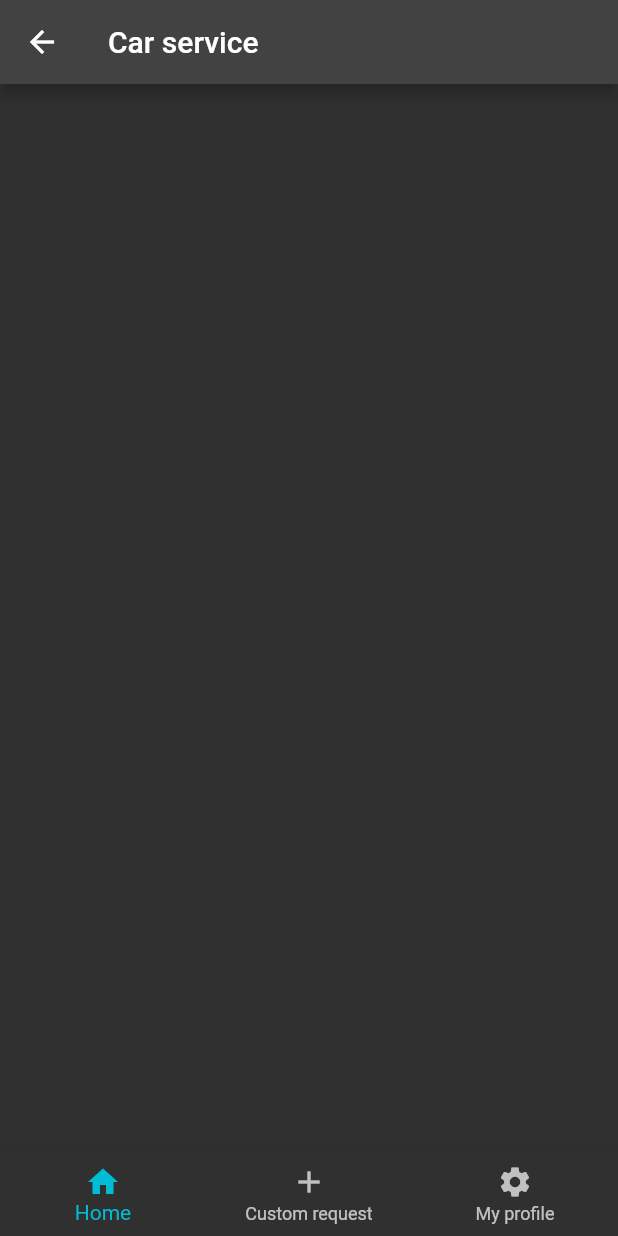
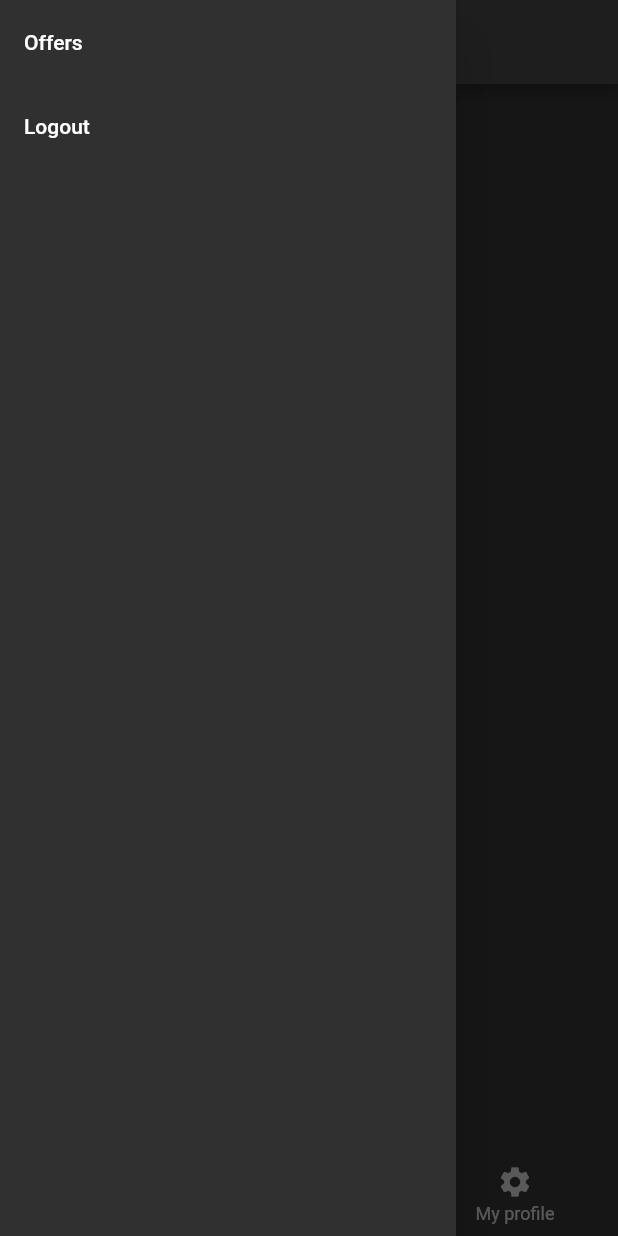
Before and after one commit to ErminMaksumic/eCarService, a Flutter app: the MasterScreenWidget screen opened directly with empty values, with the side drawer open (before the commit the screen has no drawer), on a phone screen of 412 x 824 dp. Run offline on Flutter 3.47's test engine with Material 2 defaults, Android fonts, the phone set to English and light mode, and no system bars; our stand-ins replace flutter_rating_bar, image_picker; accounts and stored records are empty.

Commit message:
add drawer and refactor routing

```diff
--- a/ecarservice_mobile/lib/model/customOfferRequest.dart
+++ b/ecarservice_mobile/lib/model/customOfferRequest.dart
@@ -1,6 +1,6 @@
 import 'package:flutterv1/model/brand.dart';
 import 'package:flutterv1/model/part.dart';
-import 'package:flutterv1/screens/offers_screen.dart';
+import 'package:flutterv1/screens/offers/offers_screen.dart';
 
 import 'package:json_annotation/json_annotation.dart';
 part 'customOfferRequest.g.dart';
--- a/ecarservice_mobile/lib/model/offer.dart
+++ b/ecarservice_mobile/lib/model/offer.dart
@@ -1,6 +1,6 @@
 import 'package:flutterv1/model/brand.dart';
 import 'package:flutterv1/model/part.dart';
-import 'package:flutterv1/screens/offers_screen.dart';
+import 'package:flutterv1/screens/offers/offers_screen.dart';
 
 import 'package:json_annotation/json_annotation.dart';
 part 'offer.g.dart';
--- a/ecarservice_mobile/lib/model/part.dart
+++ b/ecarservice_mobile/lib/model/part.dart
@@ -1,4 +1,4 @@
-import 'package:flutterv1/screens/offers_screen.dart';
+import 'package:flutterv1/screens/offers/offers_screen.dart';
 
 import 'package:json_annotation/json_annotation.dart';
 part 'part.g.dart';
--- a/ecarservice_mobile/lib/screens/profile_screen.dart
+++ b/ecarservice_mobile/lib/screens/user/profile_screen.dart
@@ -2,14 +2,14 @@ import 'dart:io';
 import 'dart:typed_data';
 import 'dart:ui';
 import 'package:flutterv1/model/user.dart';
-import 'package:flutterv1/screens/login_screen.dart';
+import 'package:flutterv1/screens/user/login_screen.dart';
 import "package:flutterv1/utils/user.dart";
 import 'package:flutter/material.dart';
 import 'package:flutterv1/widgets/master_screen.dart';
 import 'package:image_picker/image_picker.dart';
 import 'package:provider/provider.dart';
-import '../providers/user_provider.dart';
-import '../utils/util.dart';
+import '../../providers/user_provider.dart';
+import '../../utils/util.dart';
 
 class ProfileScreen extends StatefulWidget {
   static const String routeName = "/profile";
--- a/ecarservice_mobile/lib/utils/user.dart
+++ b/ecarservice_mobile/lib/utils/user.dart
@@ -2,5 +2,4 @@ import '../model/user.dart';
 
 class UserLogin {
   static User? user;
-  static int? offerId;
 }
--- /dev/null
+++ b/ecarservice_mobile/lib/widgets/drawer.dart
@@ -0,0 +1,34 @@
+import 'package:flutter/src/foundation/key.dart';
+import 'package:flutter/src/widgets/framework.dart';
+import 'package:flutterv1/screens/user/login_screen.dart';
+import 'package:flutterv1/screens/offers/offers_screen.dart';
+import '../utils/util.dart';
+import 'package:flutter/material.dart';
+
+class DrawerMenu extends StatelessWidget {
+  const DrawerMenu({Key? key}) : super(key: key);
+
+  @override
+  Widget build(BuildContext context) {
+    return Drawer(
+      child: ListView(
+        children: [
+          ListTile(
+            title: const Text('Offers'),
+            onTap: () {
+              Navigator.pushNamed(context, OfferListScreen.routeName);
+            },
+          ),
+          ListTile(
+            title: const Text('Logout'),
+            onTap: () {
+              // Authorization.password = null;
+              // Authorization.username = null;
+              Navigator.popAndPushNamed(context, LoginScreen.routeName);
+            },
+          ),
+        ],
+      ),
+    );
+  }
+}
--- a/ecarservice_mobile/lib/widgets/master_screen.dart
+++ b/ecarservice_mobile/lib/widgets/master_screen.dart
@@ -1,6 +1,7 @@
-import 'package:flutterv1/screens/custom_offer_req_screen.dart';
-import 'package:flutterv1/screens/offers_screen.dart';
-import 'package:flutterv1/screens/profile_screen.dart';
+import 'package:flutterv1/screens/custom_offer/custom_offer_req_screen.dart';
+import 'package:flutterv1/screens/offers/offers_screen.dart';
+import 'package:flutterv1/screens/user/profile_screen.dart';
+import 'package:flutterv1/widgets/drawer.dart';
 import 'package:provider/single_child_widget.dart';
 
 import 'package:flutter/material.dart';
@@ -13,9 +14,8 @@ class MasterScreenWidget extends StatelessWidget {
   @override
   Widget build(BuildContext context) {
     return Scaffold(
-      appBar: AppBar(
-        title: const Text("Car service"),
-      ),
+      appBar: _buildAppBar(),
+      drawer: const DrawerMenu(),
       body: SafeArea(child: child!),
       bottomNavigationBar: BottomNavigationBar(
         items: const <BottomNavigationBarItem>[
@@ -50,4 +50,10 @@ class MasterScreenWidget extends StatelessWidget {
       ),
     );
   }
+
+  _buildAppBar() {
+    return AppBar(
+      title: const Text("Car service"),
+    );
+  }
 }
```
Also changed, not shown: ecarservice_mobile/lib/main.dart (+16 -14 lines), ecarservice_mobile/lib/screens/custom_offer/custom_offer_req_screen.dart (renamed from ecarservice_mobile/lib/screens/custom_offer_req_screen.dart, +8 -8 lines), ecarservice_mobile/lib/screens/offers/offer_details_screen.dart (renamed from ecarservice_mobile/lib/screens/offer_details_screen.dart, +6 -9 lines), ecarservice_mobile/lib/screens/offers/offers_screen.dart (renamed from ecarservice_mobile/lib/screens/offers_screen.dart, +5 -5 lines), ecarservice_mobile/lib/screens/offers/rating_screen.dart (renamed from ecarservice_mobile/lib/screens/rating_screen.dart, +5 -5 lines), ecarservice_mobile/lib/screens/user/login_screen.dart (renamed from ecarservice_mobile/lib/screens/login_screen.dart, +7 -7 lines), ecarservice_mobile/lib/screens/user/register_screen.dart (renamed from ecarservice_mobile/lib/screens/register_screen.dart, +5 -5 lines).
